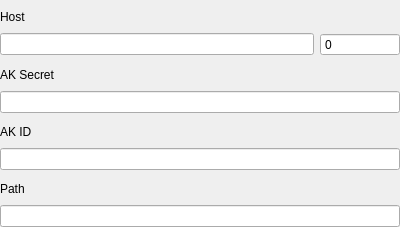
Old version of the form addon/OSS/oss_form_general.ui in the repository fengzhu2007/anycode.
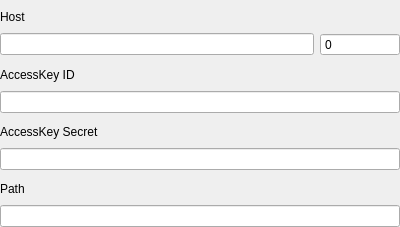
New version of the form.

```diff
--- a/addon/OSS/oss_form_general.ui
+++ b/addon/OSS/oss_form_general.ui
@@ -126,7 +126,7 @@
       <string>AccessKey Secret</string>
      </property>
      <property name="text">
-      <string>AK Secret</string>
+      <string>AccessKey ID</string>
      </property>
      <property name="alignment">
       <set>Qt::AlignLeading|Qt::AlignLeft|Qt::AlignVCenter</set>
@@ -164,7 +164,7 @@
       <string>AccessKey ID</string>
      </property>
      <property name="text">
-      <string>AK ID</string>
+      <string>AccessKey Secret</string>
      </property>
      <property name="alignment">
       <set>Qt::AlignLeading|Qt::AlignLeft|Qt::AlignVCenter</set>
```
